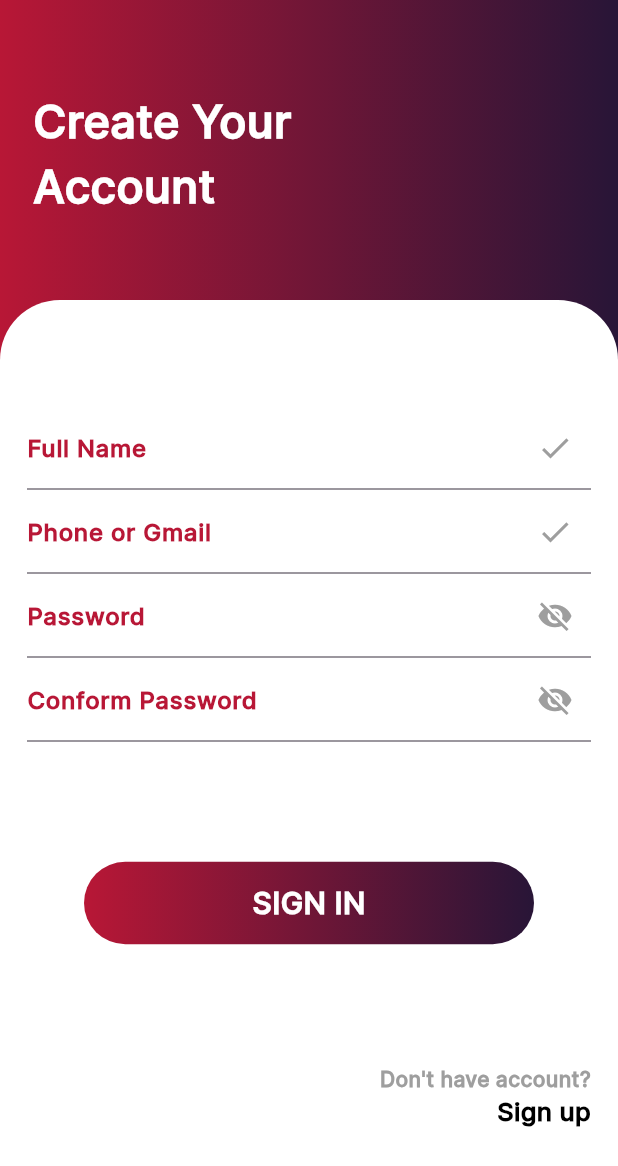
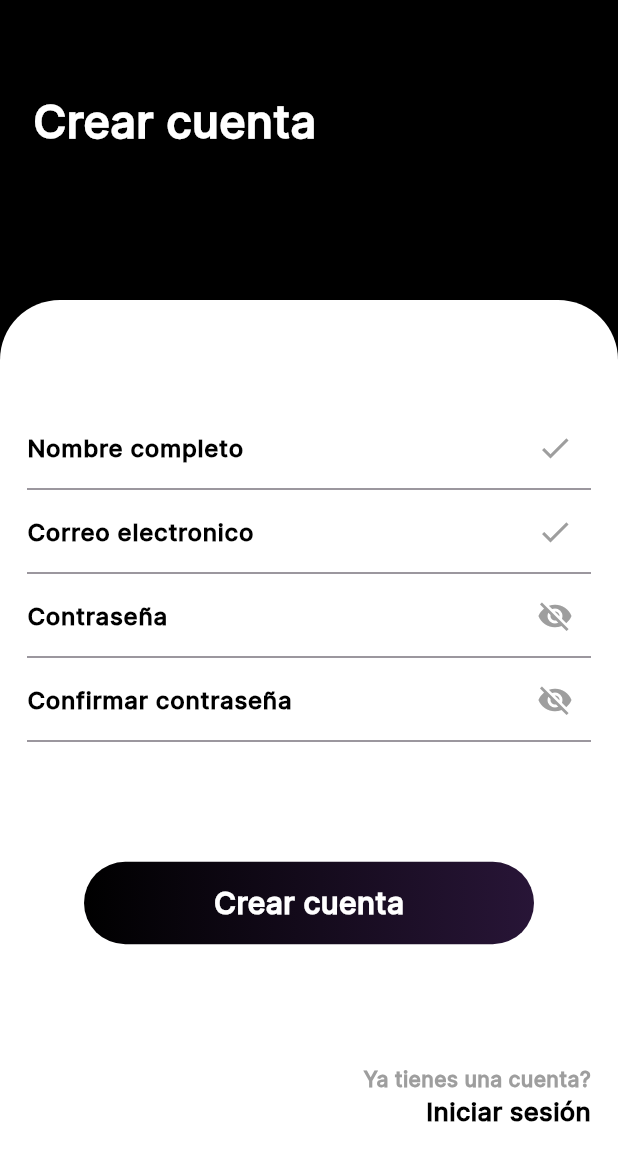
Before and after one commit to Steven11vm/ANDROMEDA-MOVIL0, a Flutter app: the RegScreen screen opened directly, on a phone screen of 412 x 824 dp. Shown: the top 1166 px of the screen. Run offline on Flutter 3.47's test engine with Material 3 defaults, Android fonts, the phone set to English and light mode, and no system bars.

```diff
--- a/lib/regScreen.dart
+++ b/lib/regScreen.dart
@@ -5,22 +5,72 @@ class RegScreen extends StatelessWidget {
 
   @override
   Widget build(BuildContext context) {
+    final TextEditingController nameController = TextEditingController();
+    final TextEditingController emailController = TextEditingController();
+    final TextEditingController passwordController = TextEditingController();
+    final TextEditingController confirmPasswordController =
+        TextEditingController();
+
+    void _register() {
+      final name = nameController.text;
+      final email = emailController.text;
+      final password = passwordController.text;
+      final confirmPassword = confirmPasswordController.text;
+
+      if (password != confirmPassword) {
+        showDialog(
+          context: context,
+          builder: (context) => AlertDialog(
+            title: Text('Error'),
+            content: Text('Las contraseñas no coinciden'),
+            actions: [
+              TextButton(
+                onPressed: () {
+                  Navigator.of(context).pop();
+                },
+                child: Text('OK'),
+              ),
+            ],
+          ),
+        );
+      } else {
+        // Aquí iría la lógica para registrar al usuario, por ejemplo,
+        // llamando a una API. Este es solo un ejemplo de éxito.
+        showDialog(
+          context: context,
+          builder: (context) => AlertDialog(
+            title: Text('Éxito'),
+            content: Text('Usuario registrado con éxito'),
+            actions: [
+              TextButton(
+                onPressed: () {
+                  Navigator.of(context).pop();
+                  Navigator.of(context).pop(); // Volver a la pantalla anterior
+                },
+                child: Text('OK'),
+              ),
+            ],
+          ),
+        );
+      }
+    }
+
     return Scaffold(
-        body: Stack(//thanks for watching
+        body: Stack(
       children: [
         Container(
           height: double.infinity,
           width: double.infinity,
           decoration: const BoxDecoration(
             gradient: LinearGradient(colors: [
-                  Color(0xffB81736),
-                  Color(0xff281537),
+              Color.fromARGB(255, 0, 0, 0),
+              Color.fromARGB(255, 0, 0, 0),
             ]),
           ),
           child: const Padding(
             padding: EdgeInsets.only(top: 60.0, left: 22),
             child: Text(
-                  'Create Your\nAccount',
+              'Crear cuenta',
               style: TextStyle(
                   fontSize: 30,
                   color: Colors.white,
@@ -38,84 +88,123 @@ class RegScreen extends StatelessWidget {
             ),
             height: double.infinity,
             width: double.infinity,
-                child:  Padding(
-                  padding: const EdgeInsets.only(left: 18.0,right: 18),
+            child: Padding(
+              padding: const EdgeInsets.only(left: 18.0, right: 18),
               child: Column(
                 mainAxisAlignment: MainAxisAlignment.center,
                 children: [
-                      const TextField(
-                        decoration: InputDecoration(
-                            suffixIcon: Icon(Icons.check,color: Colors.grey,),
-                            label: Text('Full Name',style: TextStyle(
+                  TextField(
+                    controller: nameController,
+                    decoration: const InputDecoration(
+                        suffixIcon: Icon(
+                          Icons.check,
+                          color: Colors.grey,
+                        ),
+                        label: Text(
+                          'Nombre completo',
+                          style: TextStyle(
                             fontWeight: FontWeight.bold,
-                              color:Color(0xffB81736),
-                            ),)
+                            color: Color.fromARGB(255, 0, 0, 0),
                           ),
+                        )),
                   ),
-                      const TextField(
-                        decoration: InputDecoration(
-                            suffixIcon: Icon(Icons.check,color: Colors.grey,),
-                            label: Text('Phone or Gmail',style: TextStyle(
+                  TextField(
+                    controller: emailController,
+                    decoration: const InputDecoration(
+                        suffixIcon: Icon(
+                          Icons.check,
+                          color: Colors.grey,
+                        ),
+                        label: Text(
+                          'Correo electronico',
+                          style: TextStyle(
                             fontWeight: FontWeight.bold,
-                              color:Color(0xffB81736),
-                            ),)
+                            color: Color.fromARGB(255, 0, 0, 0),
                           ),
+                        )),
                   ),
-                      const TextField(
-                        decoration: InputDecoration(
-                            suffixIcon: Icon(Icons.visibility_off,color: Colors.grey,),
-                            label: Text('Password',style: TextStyle(
+                  TextField(
+                    controller: passwordController,
+                    obscureText: true,
+                    decoration: const InputDecoration(
+                        suffixIcon: Icon(
+                          Icons.visibility_off,
+                          color: Colors.grey,
+                        ),
+                        label: Text(
+                          'Contraseña',
+                          style: TextStyle(
                             fontWeight: FontWeight.bold,
-                              color:Color(0xffB81736),
-                            ),)
+                            color: Color.fromARGB(255, 0, 0, 0),
                           ),
+                        )),
                   ),
-                      const TextField(
-                        decoration: InputDecoration(
-                            suffixIcon: Icon(Icons.visibility_off,color: Colors.grey,),
-                            label: Text('Conform Password',style: TextStyle(
+                  TextField(
+                    controller: confirmPasswordController,
+                    obscureText: true,
+                    decoration: const InputDecoration(
+                        suffixIcon: Icon(
+                          Icons.visibility_off,
+                          color: Colors.grey,
+                        ),
+                        label: Text(
+                          'Confirmar contraseña',
+                          style: TextStyle(
                             fontWeight: FontWeight.bold,
-                              color:Color(0xffB81736),
-                            ),)
+                            color: Color.fromARGB(255, 0, 0, 0),
                           ),
+                        )),
                   ),
-
-                      const SizedBox(height: 10,),
-                      const SizedBox(height: 70,),
-                      Container(
+                  const SizedBox(
+                    height: 10,
+                  ),
+                  const SizedBox(
+                    height: 70,
+                  ),
+                  GestureDetector(
+                    onTap: _register,
+                    child: Container(
                       height: 55,
                       width: 300,
                       decoration: BoxDecoration(
                         borderRadius: BorderRadius.circular(30),
-                          gradient: const LinearGradient(
-                              colors: [
-                                Color(0xffB81736),
+                        gradient: const LinearGradient(colors: [
+                          Color.fromARGB(255, 0, 0, 0),
                           Color(0xff281537),
-                              ]
+                        ]),
+                      ),
+                      child: const Center(
+                        child: Text(
+                          'Crear cuenta',
+                          style: TextStyle(
+                              fontWeight: FontWeight.bold,
+                              fontSize: 20,
+                              color: Colors.white),
                         ),
                       ),
-                        child: const Center(child: Text('SIGN IN',style: TextStyle(
-                            fontWeight: FontWeight.bold,
-                            fontSize: 20,
-                            color: Colors.white
-                        ),),),
                     ),
-                      const SizedBox(height: 80,),
+                  ),
+                  const SizedBox(
+                    height: 80,
+                  ),
                   const Align(
                     alignment: Alignment.bottomRight,
                     child: Column(
                       mainAxisAlignment: MainAxisAlignment.end,
                       crossAxisAlignment: CrossAxisAlignment.end,
                       children: [
-                            Text("Don't have account?",style: TextStyle(
-                                fontWeight: FontWeight.bold,
-                                color: Colors.grey
-                            ),),
-                            Text("Sign up",style: TextStyle(///done login page
+                        Text(
+                          "Ya tienes una cuenta?",
+                          style: TextStyle(
+                              fontWeight: FontWeight.bold, color: Colors.grey),
+                        ),
+                        Text(
+                          "Iniciar sesión",
+                          style: TextStyle(
                               fontWeight: FontWeight.bold,
                               fontSize: 17,
-                                color: Colors.black
-                            ),),
+                              color: Colors.black),
+                        ),
                       ],
                     ),
                   )
```
Also changed, not shown: lib/Crud.dart (added, +15 -0 lines), lib/WelcomeScreen.dart (+39 -31 lines), lib/loginScreen.dart (+104 -42 lines), lib/main.dart (+4 -3 lines), assets/bannerr.png (deleted), assets/icons/Locationn.png (deleted), assets/icons/logo.png (added), assets/icons/settingss.png (deleted), assets/logo.png (deleted), assets/p1.png (deleted), assets/p2.png (deleted), assets/p3.png (deleted), assets/p4.png (deleted), assets/p5.png (deleted), 2 more files. Lines whose indentation alone changed are shown as unchanged.
